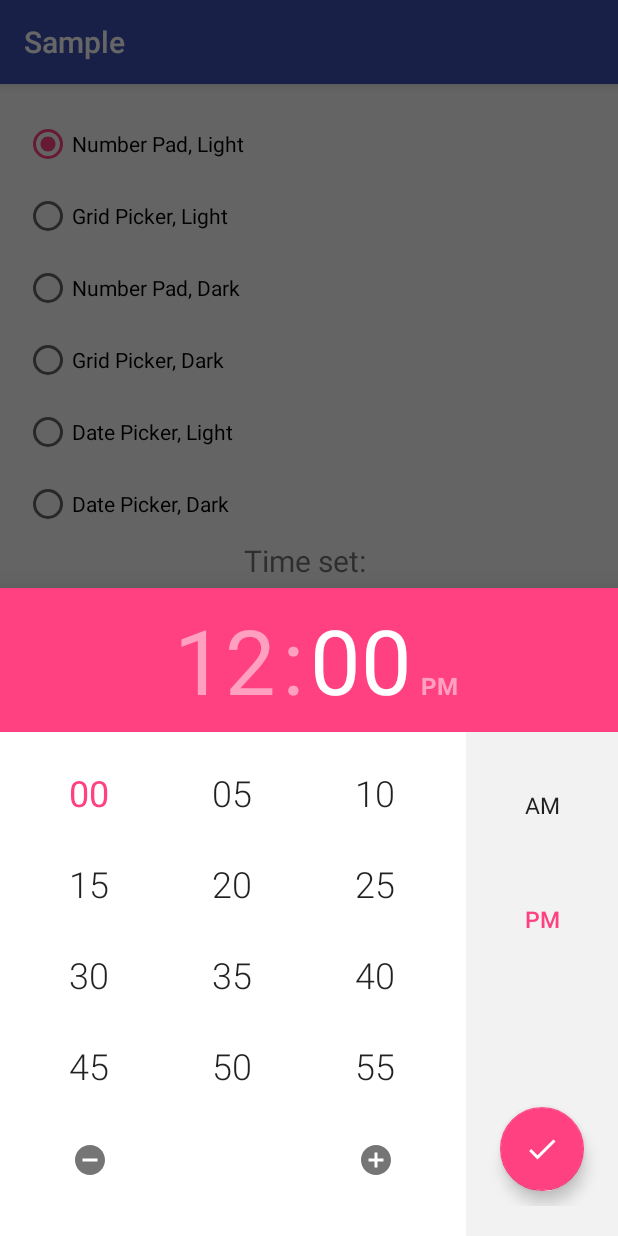
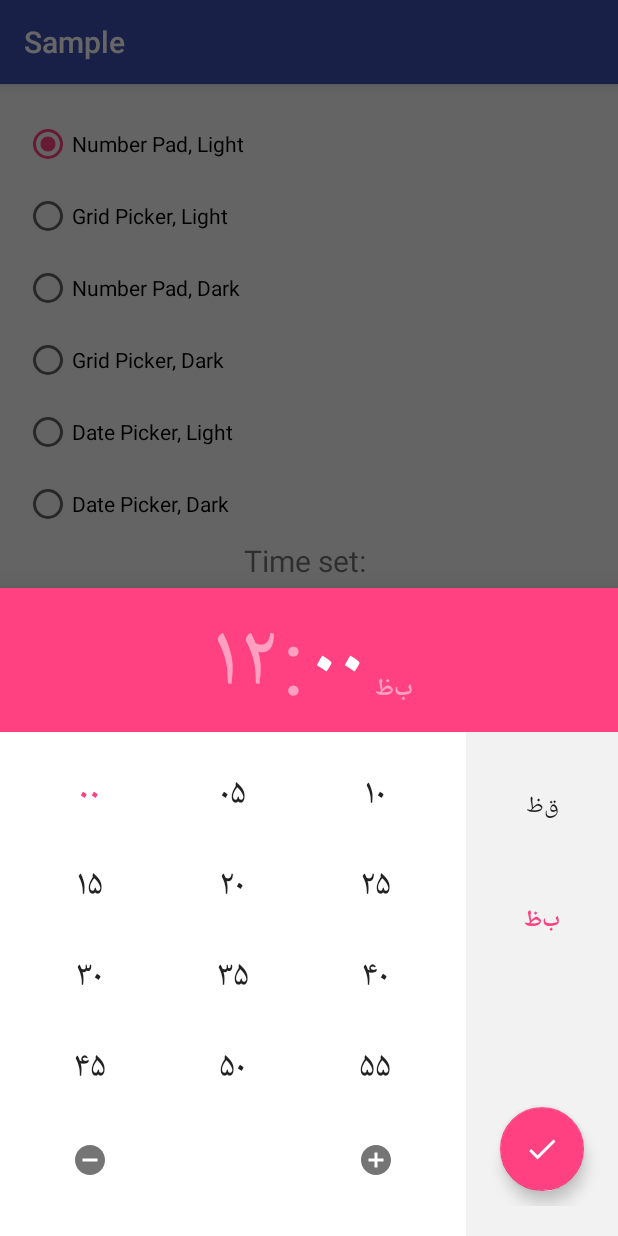
Before and after one commit to AhmadNemati/PersianBottomSheetPickers, an Android app: the fragment GridTimePickerDialog placed in its activity, after a tap on "AM", on a phone screen of 412 x 824 dp. Run offline under Robolectric (Android 15) with nearby library versions, the phone set to English and light mode, and no system bars; libraries missing offline, so code that uses them is left out: ; pictures from the network do not load; 1 statement that could not run was skipped; 2 other taps on this screen came first.

Commit message:
change grid picker for persian number

```diff
--- a/library/src/main/java/com/github/ahmadnemati/persianbottomsheetpickers/time/grid/GridTimePickerDialog.java
+++ b/library/src/main/java/com/github/ahmadnemati/persianbottomsheetpickers/time/grid/GridTimePickerDialog.java
@@ -301,8 +301,8 @@ public class GridTimePickerDialog extends BottomSheetTimePickerDialog
                     mTimePicker.setHalfDay(amOrPm);
                 }
             });
-            mFirstHalfDayToggle.setText(mAmText);
-            mSecondHalfDayToggle.setText(mPmText);
+            mFirstHalfDayToggle.setText(Utils.AM);
+            mSecondHalfDayToggle.setText(Utils.PM);
         }
 
         mAllowAutoAdvance = true;
@@ -392,11 +392,11 @@ public class GridTimePickerDialog extends BottomSheetTimePickerDialog
 
     private void updateAmPmDisplay(int amOrPm) {
         if (amOrPm == HALF_DAY_1) {
-            mAmPmTextView.setText(mAmText);
+            mAmPmTextView.setText(Utils.AM);
             Utils.tryAccessibilityAnnounce(mTimePicker, mAmText);
             mAmPmHitspace.setContentDescription(mAmText);
         } else if (amOrPm == HALF_DAY_2){
-            mAmPmTextView.setText(mPmText);
+            mAmPmTextView.setText(Utils.PM);
             Utils.tryAccessibilityAnnounce(mTimePicker, mPmText);
             mAmPmHitspace.setContentDescription(mPmText);
         } else {
@@ -483,8 +483,8 @@ public class GridTimePickerDialog extends BottomSheetTimePickerDialog
         }
 
         CharSequence text = String.format(format, value);
-        mHourView.setText(text);
-        mHourSpaceView.setText(text);
+        mHourView.setText(Utils.getFarsiCharNumber(String.valueOf(text)));
+        mHourSpaceView.setText(Utils.getFarsiCharNumber(String.valueOf(text)));
         if (announce) {
             Utils.tryAccessibilityAnnounce(mTimePicker, text);
         }
@@ -496,8 +496,8 @@ public class GridTimePickerDialog extends BottomSheetTimePickerDialog
         }
         CharSequence text = String.format(Locale.getDefault(), "%02d", value);
         Utils.tryAccessibilityAnnounce(mTimePicker, text);
-        mMinuteView.setText(text);
-        mMinuteSpaceView.setText(text);
+        mMinuteView.setText(Utils.getFarsiCharNumber(String.valueOf(text)));
+        mMinuteSpaceView.setText(Utils.getFarsiCharNumber(String.valueOf(text)));
     }
 
     // Show either Hours or Minutes.
@@ -733,11 +733,11 @@ public class GridTimePickerDialog extends BottomSheetTimePickerDialog
                 String.format(hourFormat, values[0]).replace(' ', mPlaceholderText);
             String minuteStr = (values[1] == -1)? mDoublePlaceholderText :
                 String.format(minuteFormat, values[1]).replace(' ', mPlaceholderText);
-            mHourView.setText(hourStr);
-            mHourSpaceView.setText(hourStr);
+            mHourView.setText(Utils.getFarsiCharNumber(hourStr));
+            mHourSpaceView.setText(Utils.getFarsiCharNumber(hourStr));
             mHourView.setTextColor(mUnselectedColor);
-            mMinuteView.setText(minuteStr);
-            mMinuteSpaceView.setText(minuteStr);
+            mMinuteView.setText(Utils.getFarsiCharNumber(minuteStr));
+            mMinuteSpaceView.setText(Utils.getFarsiCharNumber(minuteStr));
             mMinuteView.setTextColor(mUnselectedColor);
             if (!mIs24HourMode) {
                 updateAmPmDisplay(values[2]);
--- a/library/src/main/java/com/github/ahmadnemati/persianbottomsheetpickers/time/grid/TwentyFourHourGridItem.java
+++ b/library/src/main/java/com/github/ahmadnemati/persianbottomsheetpickers/time/grid/TwentyFourHourGridItem.java
@@ -19,12 +19,15 @@ package com.github.ahmadnemati.persianbottomsheetpickers.time.grid;
 import android.content.Context;
 import android.content.res.Configuration;
 import android.content.res.TypedArray;
+import android.speech.tts.UtteranceProgressListener;
 import android.util.AttributeSet;
+import android.util.Log;
 import android.view.Gravity;
 import android.widget.LinearLayout;
 import android.widget.TextView;
 
 import com.github.ahmadnemati.persianbottomsheetpickers.R;
+import com.github.ahmadnemati.persianbottomsheetpickers.Utils;
 
 public class TwentyFourHourGridItem extends LinearLayout {
 
--- /dev/null
+++ b/library/src/main/java/com/github/ahmadnemati/persianbottomsheetpickers/ui/ExtendedButton.java
@@ -0,0 +1,41 @@
+package com.github.ahmadnemati.persianbottomsheetpickers.ui;
+
+import android.content.Context;
+import android.os.Build;
+import android.support.annotation.RequiresApi;
+import android.util.AttributeSet;
+import android.widget.Button;
+
+import com.github.ahmadnemati.persianbottomsheetpickers.Utils;
+
+/**
+ * Created by Ahmad Nemati on 12/10/2016.
+ */
+
+public class ExtendedButton extends Button {
+    public ExtendedButton(Context context) {
+        super(context);
+        init();
+    }
+
+    public ExtendedButton(Context context, AttributeSet attrs) {
+        super(context, attrs);
+        init();
+    }
+
+    public ExtendedButton(Context context, AttributeSet attrs, int defStyleAttr) {
+        super(context, attrs, defStyleAttr);
+        init();
+    }
+
+    @RequiresApi(api = Build.VERSION_CODES.LOLLIPOP)
+    public ExtendedButton(Context context, AttributeSet attrs, int defStyleAttr, int defStyleRes) {
+        super(context, attrs, defStyleAttr, defStyleRes);
+        init();
+    }
+
+    private void init()
+    {
+        setText(Utils.getFarsiCharNumber(String.valueOf(getText())));
+    }
+}
--- a/library/src/main/res/layout/pad_minutes.xml
+++ b/library/src/main/res/layout/pad_minutes.xml
@@ -24,14 +24,14 @@
     android:columnCount="3"
     android:rowCount="5">
 
-    <Button
+    <com.github.ahmadnemati.persianbottomsheetpickers.ui.ExtendedButton
         android:id="@+id/minute_0"
         android:nextFocusRight="@+id/minute_5"
         android:nextFocusDown="@+id/minute_15"
         style="@style/PadButtonStyle.Numeric.Minute"
         android:text="00" />
 
-    <Button
+    <com.github.ahmadnemati.persianbottomsheetpickers.ui.ExtendedButton
         android:id="@+id/minute_5"
         android:nextFocusLeft="@+id/minute_0"
         android:nextFocusRight="@+id/minute_10"
@@ -39,14 +39,14 @@
         style="@style/PadButtonStyle.Numeric.Minute"
         android:text="05" />
 
-    <Button
+    <com.github.ahmadnemati.persianbottomsheetpickers.ui.ExtendedButton
         android:id="@+id/minute_10"
         android:nextFocusLeft="@+id/minute_5"
         android:nextFocusDown="@+id/minute_25"
         style="@style/PadButtonStyle.Numeric.Minute"
         android:text="10" />
 
-    <Button
+    <com.github.ahmadnemati.persianbottomsheetpickers.ui.ExtendedButton
         android:id="@+id/minute_15"
         android:nextFocusUp="@+id/minute_0"
         android:nextFocusRight="@+id/minute_20"
@@ -54,7 +54,7 @@
         style="@style/PadButtonStyle.Numeric.Minute"
         android:text="15" />
 
-    <Button
+    <com.github.ahmadnemati.persianbottomsheetpickers.ui.ExtendedButton
         android:id="@+id/minute_20"
         android:nextFocusUp="@+id/minute_5"
         android:nextFocusLeft="@+id/minute_15"
@@ -63,7 +63,7 @@
         style="@style/PadButtonStyle.Numeric.Minute"
         android:text="20" />
 
-    <Button
+    <com.github.ahmadnemati.persianbottomsheetpickers.ui.ExtendedButton
         android:id="@+id/minute_25"
         android:nextFocusUp="@+id/minute_10"
         android:nextFocusLeft="@+id/minute_20"
@@ -71,7 +71,7 @@
         style="@style/PadButtonStyle.Numeric.Minute"
         android:text="25" />
 
-    <Button
+    <com.github.ahmadnemati.persianbottomsheetpickers.ui.ExtendedButton
         android:id="@+id/minute_30"
         android:nextFocusUp="@+id/minute_15"
         android:nextFocusRight="@+id/minute_35"
@@ -79,7 +79,7 @@
         style="@style/PadButtonStyle.Numeric.Minute"
         android:text="30" />
 
-    <Button
+    <com.github.ahmadnemati.persianbottomsheetpickers.ui.ExtendedButton
         android:id="@+id/minute_35"
         android:nextFocusUp="@+id/minute_20"
         android:nextFocusLeft="@+id/minute_30"
@@ -88,7 +88,7 @@
         style="@style/PadButtonStyle.Numeric.Minute"
         android:text="35" />
 
-    <Button
+    <com.github.ahmadnemati.persianbottomsheetpickers.ui.ExtendedButton
         android:id="@+id/minute_40"
         android:nextFocusUp="@+id/minute_25"
         android:nextFocusLeft="@+id/minute_35"
@@ -96,7 +96,7 @@
         style="@style/PadButtonStyle.Numeric.Minute"
         android:text="40" />
 
-    <Button
+    <com.github.ahmadnemati.persianbottomsheetpickers.ui.ExtendedButton
         android:id="@+id/minute_45"
         android:nextFocusUp="@+id/minute_30"
         android:nextFocusRight="@+id/minute_50"
@@ -104,7 +104,7 @@
         style="@style/PadButtonStyle.Numeric.Minute"
         android:text="45" />
 
-    <Button
+    <com.github.ahmadnemati.persianbottomsheetpickers.ui.ExtendedButton
         android:id="@+id/minute_50"
         android:nextFocusUp="@+id/minute_35"
         android:nextFocusLeft="@+id/minute_45"
@@ -112,7 +112,7 @@
         style="@style/PadButtonStyle.Numeric.Minute"
         android:text="50" />
 
-    <Button
+    <com.github.ahmadnemati.persianbottomsheetpickers.ui.ExtendedButton
         android:id="@+id/minute_55"
         android:nextFocusUp="@+id/minute_40"
         android:nextFocusLeft="@+id/minute_50"
```
Also changed, not shown: library/src/main/res/layout/pad_12_hours.xml (+12 -12 lines).
